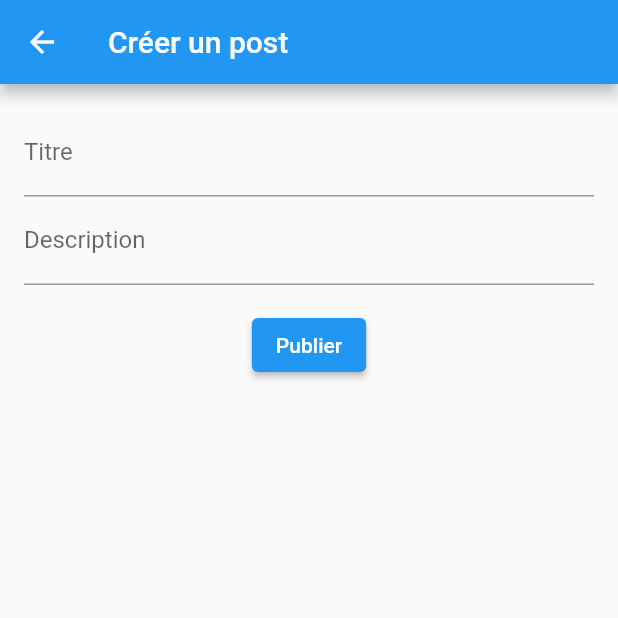
After one commit to vincentpaire42/projet-dev-b2, a Flutter app: the HomePage screen opened directly, after a tap on the "add" icon, on a phone screen of 412 x 824 dp, the top half of it. The commit adds this screen. Run offline on Flutter 3.47's test engine with Material 2 defaults, Android fonts, the phone set to English and light mode, and no system bars; our stand-ins replace cloud_firestore, firebase_auth, firebase_core; accounts and stored records are empty.

Commit message:
Post + nav bar + profile

```diff
--- /dev/null
+++ b/lib/CreatePostPage.dart
@@ -0,0 +1,97 @@
+import 'package:flutter/material.dart';
+import 'package:cloud_firestore/cloud_firestore.dart';
+import 'package:firebase_auth/firebase_auth.dart';
+
+
+class CreatePostPage extends StatefulWidget {
+  @override
+  _CreatePostPageState createState() => _CreatePostPageState();
+}
+
+class _CreatePostPageState extends State<CreatePostPage> {
+  final GlobalKey<FormState> _formKey = GlobalKey<FormState>();
+  final TextEditingController _titleController = TextEditingController();
+  final TextEditingController _descriptionController = TextEditingController();
+
+  Future<void> savePost({
+    required String title,
+    required String description,
+    required String userId,
+  }) async {
+    CollectionReference posts = FirebaseFirestore.instance.collection('posts');
+    return posts
+        .add({
+      'title': title,
+      'description': description,
+      'user_id': userId,
+      'created_at': FieldValue.serverTimestamp(),
+    })
+        .then((value) => print("Post ajouté"))
+        .catchError((error) => print("Erreur lors de l'ajout du post: $error"));
+  }
+
+
+  @override
+  Widget build(BuildContext context) {
+    return Scaffold(
+      appBar: AppBar(
+        title: Text('Créer un post'),
+      ),
+      body: SingleChildScrollView(
+        padding: EdgeInsets.all(16),
+        child: Form(
+          key: _formKey,
+          child: Column(
+            children: [
+              TextFormField(
+                controller: _titleController,
+                decoration: InputDecoration(labelText: 'Titre'),
+                validator: (value) {
+                  if (value == null || value.isEmpty) {
+                    return 'Veuillez entrer un titre';
+                  }
+                  return null;
+                },
+              ),
+              TextFormField(
+                controller: _descriptionController,
+                decoration: InputDecoration(labelText: 'Description'),
+                validator: (value) {
+                  if (value == null || value.isEmpty) {
+                    return 'Veuillez entrer une description';
+                  }
+                  return null;
+                },
+              ),
+              SizedBox(height: 16),
+              ElevatedButton(
+                onPressed: () async {
+                  if (_formKey.currentState!.validate()) {
+                    // Récupérer l'ID de l'utilisateur actuel
+                    final user = FirebaseAuth.instance.currentUser;
+                    if (user != null) {
+                      // Enregistrer le post dans Cloud Firestore
+                      await savePost(
+                        title: _titleController.text.trim(),
+                        description: _descriptionController.text.trim(),
+                        userId: user.uid,
+                      );
+                      // Revenir à la page d'accueil
+                      Navigator.pop(context);
+                    } else {
+                      ScaffoldMessenger.of(context).showSnackBar(
+                        SnackBar(content: Text("Erreur: utilisateur non connecté")),
+                      );
+                    }
+                  }
+                },
+                child: Text("Publier"),
+              ),
+
+            ],
+          ),
+        ),
+      ),
+    );
+  }
+}
--- /dev/null
+++ b/lib/create_post_page.dart
@@ -0,0 +1 @@
+// TODO Implement this library.
--- a/lib/home_page.dart
+++ b/lib/home_page.dart
@@ -1,24 +1,51 @@
 import 'package:flutter/material.dart';
-import 'package:provider/provider.dart';
-import 'authentication_service.dart';
+import 'package:projet_dev_b2/nav_bar.dart';
+import 'package:projet_dev_b2/post.dart';
+import 'package:cloud_firestore/cloud_firestore.dart';
+import 'CreatePostPage.dart';
 
 class HomePage extends StatelessWidget {
+
+
   @override
   Widget build(BuildContext context) {
     return Scaffold(
       appBar: AppBar(
-        title: Text('Accueil'),
-        actions: [
-          IconButton(
-            icon: Icon(Icons.logout),
-            onPressed: () {
-              context.read<AuthenticationService>().signOut();
-            },
-          ),
-        ],
+        title: Text("Accueil"),
       ),
-      body: Center(
-        child: Text('Bienvenue à la page d\'accueil!'),
+      body: StreamBuilder<QuerySnapshot>(
+        stream: FirebaseFirestore.instance.collection('posts').orderBy('created_at', descending: true).snapshots(),
+        builder: (BuildContext context, AsyncSnapshot<QuerySnapshot> snapshot) {
+          if (snapshot.hasError) {
+            return Text("Erreur: ${snapshot.error}");
+          }
+
+          if (snapshot.connectionState == ConnectionState.waiting) {
+            return CircularProgressIndicator();
+          }
+
+          return ListView(
+            children: snapshot.data!.docs.map((DocumentSnapshot document) {
+              Map<String, dynamic> data = document.data() as Map<String, dynamic>;
+              return ListTile(
+                title: Text(data['title']),
+                subtitle: Text(data['description']),
+              );
+            }).toList(),
+          );
+        },
+      ),
+
+      bottomNavigationBar: NavBar(),
+      floatingActionButton: FloatingActionButton(
+        onPressed: () {
+          Navigator.push(
+            context,
+            MaterialPageRoute(builder: (context) => CreatePostPage()),
+          );
+        },
+        child: Icon(Icons.add),
+        tooltip: 'Créer un post',
       ),
     );
   }
--- /dev/null
+++ b/lib/nav_bar.dart
@@ -0,0 +1,32 @@
+import 'package:flutter/material.dart';
+import 'package:projet_dev_b2/home_page.dart';
+import 'package:projet_dev_b2/profile_page.dart'; // Ajoutez cette ligne
+
+class NavBar extends StatelessWidget {
+  @override
+  Widget build(BuildContext context) {
+    return BottomNavigationBar(
+      items: [
+        BottomNavigationBarItem(icon: Icon(Icons.home), label: 'Accueil'),
+        BottomNavigationBarItem(icon: Icon(Icons.person), label: 'Profil'), // Ajoutez cette ligne
+      ],
+      onTap: (int index) {
+        switch (index) {
+          case 0:
+            Navigator.push(
+              context,
+              MaterialPageRoute(builder: (context) => HomePage()),
+            );
+            break;
+          case 1:
+            Navigator.push(
+              context,
+              MaterialPageRoute(builder: (context) => ProfilePage()), // Ajoutez cette ligne
+            );
+            break;
+
+        }
+      },
+    );
+  }
+}
--- /dev/null
+++ b/lib/post.dart
@@ -0,0 +1,7 @@
+class Post {
+  final String id;
+  final String title;
+  final String description;
+
+  Post({required this.id, required this.title, required this.description});
+}
```
Also changed, not shown: lib/Inscription.dart (+123 -15 lines), lib/profile_page.dart (added, +48 -0 lines).
